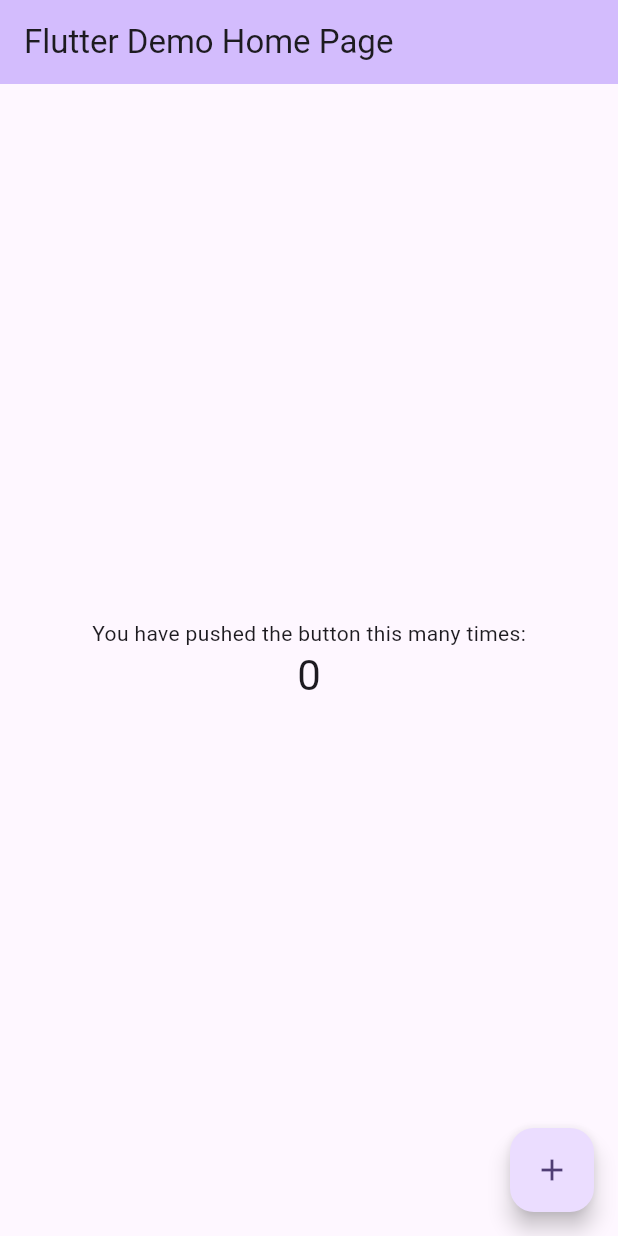
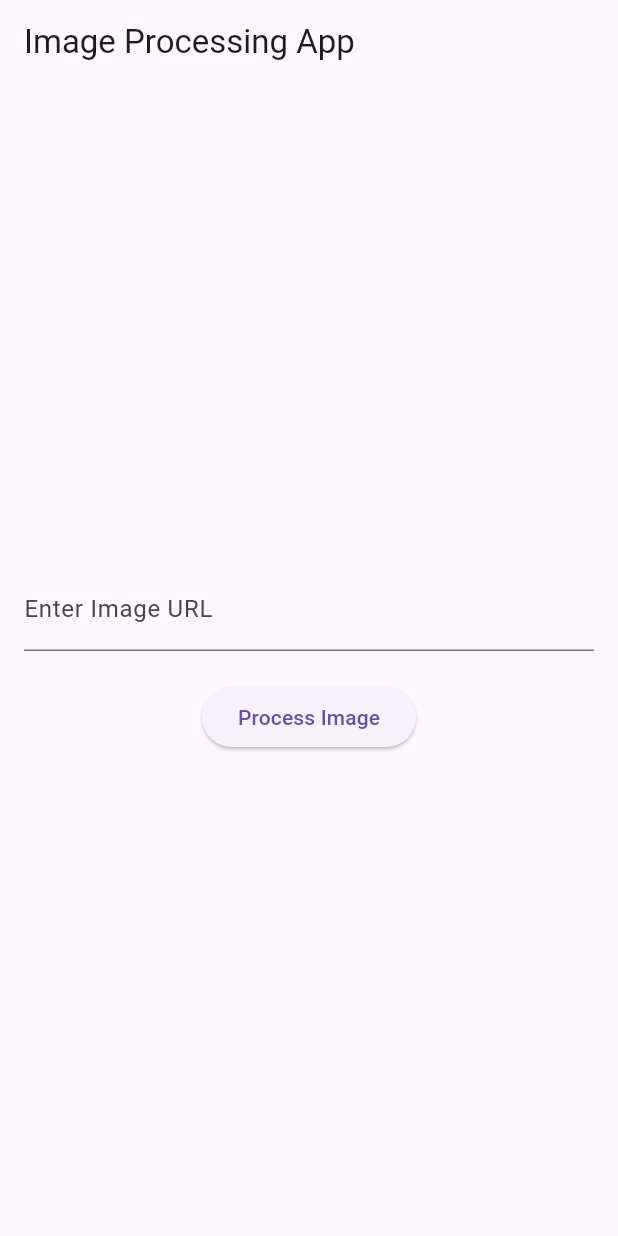
Before and after one commit to narayan954/fluter-fastapi-crud, a Flutter app: the screen it shows after launch, on a phone screen of 412 x 824 dp. Run offline on Flutter 3.47's test engine with Material 3 defaults, Android fonts, the phone set to English and light mode, and no system bars.

Commit message:
setup basic app to process image

```diff
--- a/fluter_app/lib/main.dart
+++ b/fluter_app/lib/main.dart
@@ -1,125 +1,71 @@
+import 'dart:convert';
 import 'package:flutter/material.dart';
+import 'package:http/http.dart' as http;
 
 void main() {
-  runApp(const MyApp());
+  runApp(MyApp());
 }
 
 class MyApp extends StatelessWidget {
-  const MyApp({super.key});
-
-  // This widget is the root of your application.
   @override
   Widget build(BuildContext context) {
     return MaterialApp(
-      title: 'Flutter Demo',
-      theme: ThemeData(
-        // This is the theme of your application.
-        //
-        // TRY THIS: Try running your application with "flutter run". You'll see
-        // the application has a purple toolbar. Then, without quitting the app,
-        // try changing the seedColor in the colorScheme below to Colors.green
-        // and then invoke "hot reload" (save your changes or press the "hot
-        // reload" button in a Flutter-supported IDE, or press "r" if you used
-        // the command line to start the app).
-        //
-        // Notice that the counter didn't reset back to zero; the application
-        // state is not lost during the reload. To reset the state, use hot
-        // restart instead.
-        //
-        // This works for code too, not just values: Most code changes can be
-        // tested with just a hot reload.
-        colorScheme: ColorScheme.fromSeed(seedColor: Colors.deepPurple),
-        useMaterial3: true,
-      ),
-      home: const MyHomePage(title: 'Flutter Demo Home Page'),
+      title: 'Image Processing App',
+      home: MyHomePage(),
     );
   }
 }
 
 class MyHomePage extends StatefulWidget {
-  const MyHomePage({super.key, required this.title});
-
-  // This widget is the home page of your application. It is stateful, meaning
-  // that it has a State object (defined below) that contains fields that affect
-  // how it looks.
-
-  // This class is the configuration for the state. It holds the values (in this
-  // case the title) provided by the parent (in this case the App widget) and
-  // used by the build method of the State. Fields in a Widget subclass are
-  // always marked "final".
-
-  final String title;
-
   @override
-  State<MyHomePage> createState() => _MyHomePageState();
+  _MyHomePageState createState() => _MyHomePageState();
 }
 
 class _MyHomePageState extends State<MyHomePage> {
-  int _counter = 0;
+  TextEditingController imageUrlController = TextEditingController();
 
-  void _incrementCounter() {
-    setState(() {
-      // This call to setState tells the Flutter framework that something has
-      // changed in this State, which causes it to rerun the build method below
-      // so that the display can reflect the updated values. If we changed
-      // _counter without calling setState(), then the build method would not be
-      // called again, and so nothing would appear to happen.
-      _counter++;
-    });
+  Future<void> processImage() async {
+    final response = await http.post(
+      Uri.parse('http://127.0.0.1:8000/process_image'),
+      headers: <String, String>{
+        'Content-Type': 'application/json; charset=UTF-8',
+      },
+      body: jsonEncode({'image_url': imageUrlController.text}),
+    );
+
+    if (response.statusCode == 200) {
+      print('Image processing successful');
+      // Handle the response as needed
+    } else {
+      print('Failed to process image');
+    }
   }
 
   @override
   Widget build(BuildContext context) {
-    // This method is rerun every time setState is called, for instance as done
-    // by the _incrementCounter method above.
-    //
-    // The Flutter framework has been optimized to make rerunning build methods
-    // fast, so that you can just rebuild anything that needs updating rather
-    // than having to individually change instances of widgets.
     return Scaffold(
       appBar: AppBar(
-        // TRY THIS: Try changing the color here to a specific color (to
-        // Colors.amber, perhaps?) and trigger a hot reload to see the AppBar
-        // change color while the other colors stay the same.
-        backgroundColor: Theme.of(context).colorScheme.inversePrimary,
-        // Here we take the value from the MyHomePage object that was created by
-        // the App.build method, and use it to set our appbar title.
-        title: Text(widget.title),
+        title: Text('Image Processing App'),
       ),
-      body: Center(
-        // Center is a layout widget. It takes a single child and positions it
-        // in the middle of the parent.
+      body: Padding(
+        padding: const EdgeInsets.all(16.0),
         child: Column(
-          // Column is also a layout widget. It takes a list of children and
-          // arranges them vertically. By default, it sizes itself to fit its
-          // children horizontally, and tries to be as tall as its parent.
-          //
-          // Column has various properties to control how it sizes itself and
-          // how it positions its children. Here we use mainAxisAlignment to
-          // center the children vertically; the main axis here is the vertical
-          // axis because Columns are vertical (the cross axis would be
-          // horizontal).
-          //
-          // TRY THIS: Invoke "debug painting" (choose the "Toggle Debug Paint"
-          // action in the IDE, or press "p" in the console), to see the
-          // wireframe for each widget.
           mainAxisAlignment: MainAxisAlignment.center,
-          children: <Widget>[
-            const Text(
-              'You have pushed the button this many times:',
+          children: [
+            TextField(
+              controller: imageUrlController,
+              decoration: InputDecoration(labelText: 'Enter Image URL'),
             ),
-            Text(
-              '$_counter',
-              style: Theme.of(context).textTheme.headlineMedium,
+            SizedBox(height: 20),
+            ElevatedButton(
+              onPressed: () {
+                processImage();
+              },
+              child: Text('Process Image'),
             ),
           ],
         ),
       ),
-      floatingActionButton: FloatingActionButton(
-        onPressed: _incrementCounter,
-        tooltip: 'Increment',
-        child: const Icon(Icons.add),
-      ), // This trailing comma makes auto-formatting nicer for build methods.
     );
   }
 }
```
Also changed, not shown: fluter_app/pubspec.yaml (+3 -4 lines), fluter_app/pubspec.lock.
